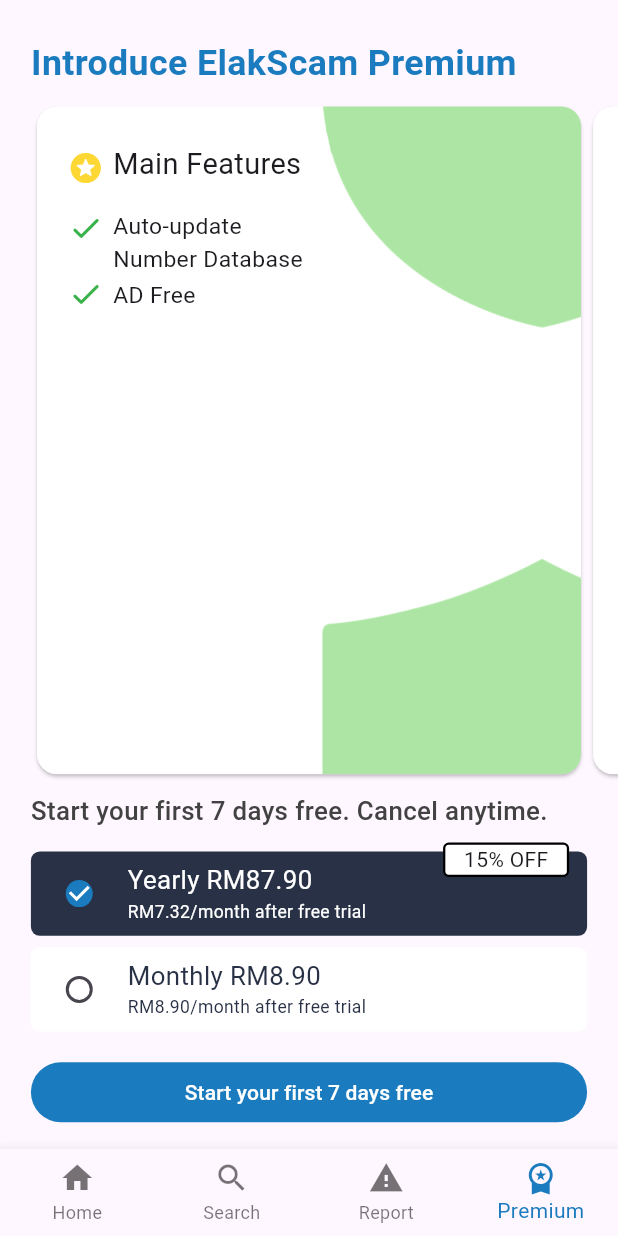
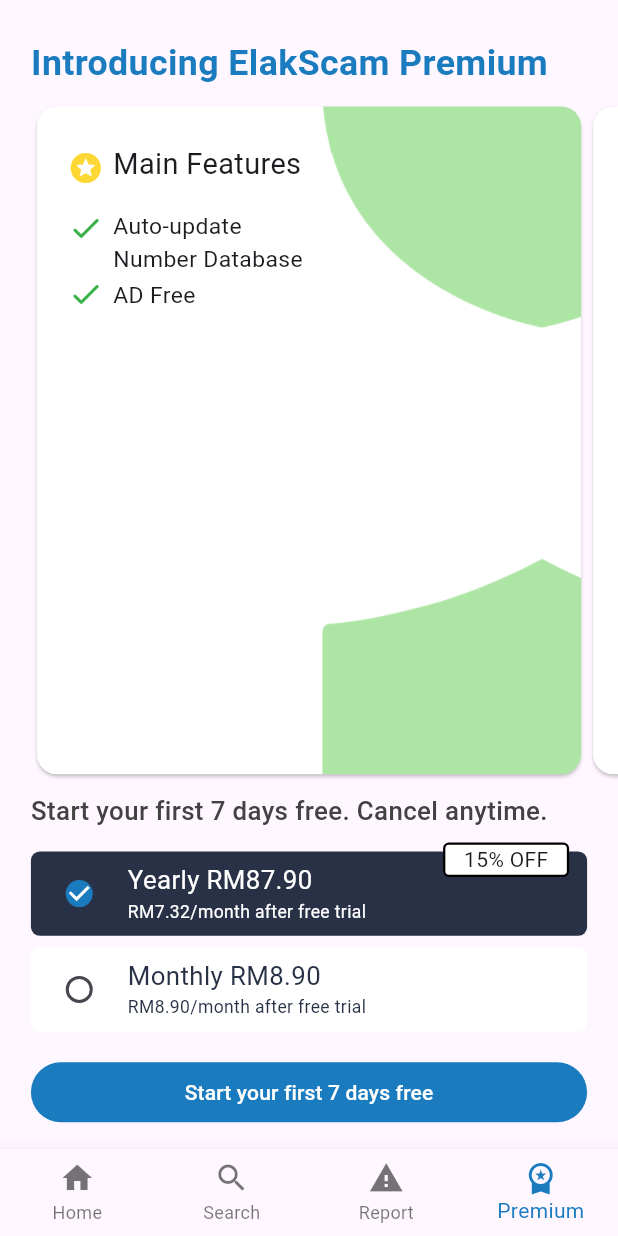
Before and after one commit to Addin15/elakscam_frontend, a Flutter app: the screen it shows after launch, item 4 of the bottom bar chosen, on a phone screen of 412 x 824 dp. Run offline on Flutter 3.47's test engine with Material 2 defaults, Android fonts, the phone set to English and light mode, and no system bars; drawn by our look-alikes of carousel_slider; our stand-ins replace file_picker, flutter_spinkit, lottie, responsive_sizer; missing offline and left inert: qr_code_scanner; network calls fail.

Commit message:
commit file
commit

```diff
--- a/lib/configs/host.dart
+++ b/lib/configs/host.dart
@@ -1 +1 @@
-const baseUrl = 'http://10.0.2.2:8000/';
+const baseUrl = 'http://192.168.222.108:8000/';
--- a/lib/pages/premium_page.dart
+++ b/lib/pages/premium_page.dart
@@ -27,7 +27,7 @@
                 Padding(
                   padding: EdgeInsets.only(left: 5.w, right: 5.w, top: 3.h),
                   child: Text(
-                    'Introduce ElakScam Premium',
+                    'Introducing ElakScam Premium',
                     style: TextStyle(
                       color: primaryColor,
                       fontWeight: FontWeight.bold,
```
Also changed, not shown: lib/pages/report_list_page.dart (+8 -1 lines), assets/svg/warning.png (added).
